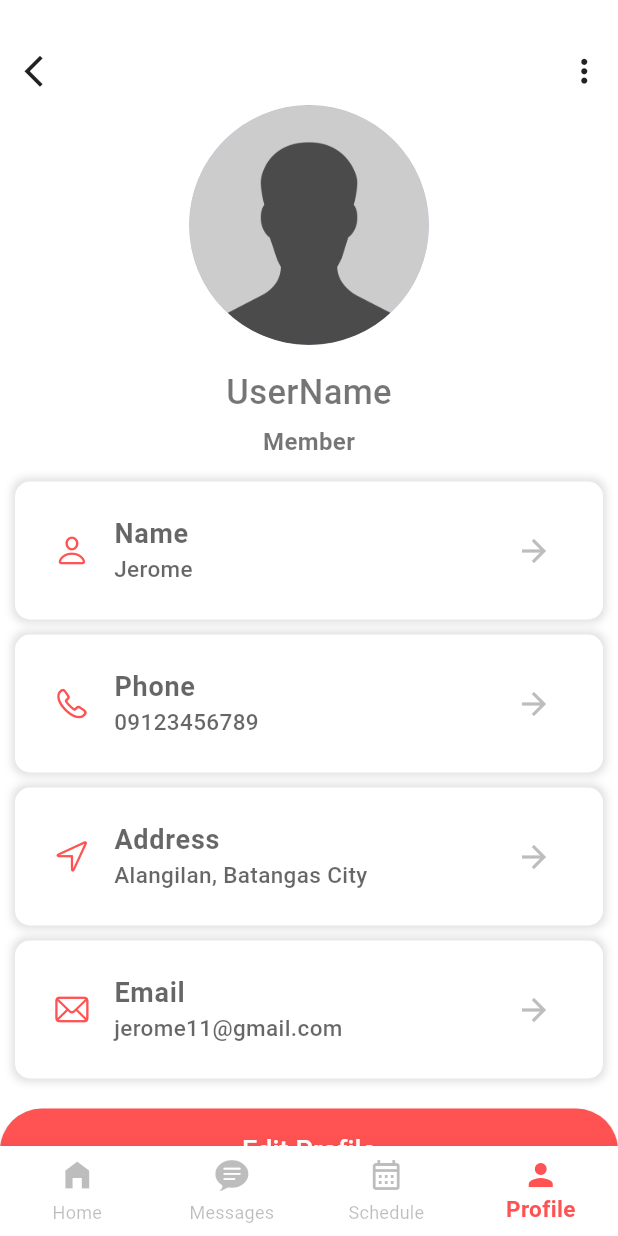
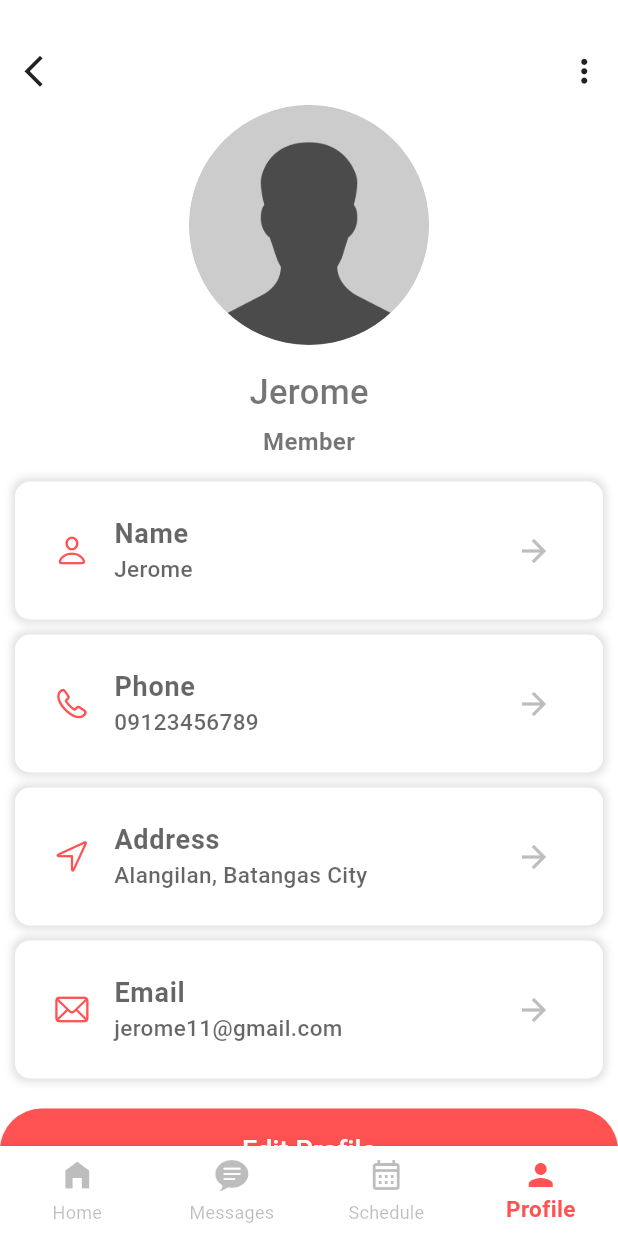
Before and after one commit to cyrlvldz/HASH, a Flutter app: the screen it shows after launch, item 4 of the bottom bar chosen, on a phone screen of 412 x 824 dp. Run offline on Flutter 3.47's test engine with Material 3 defaults, Android fonts, the phone set to English and light mode, and no system bars; our stand-ins replace material_design_icons_flutter.

Commit message:
Update profile_screen.dart

```diff
--- a/lib/profile_screen.dart
+++ b/lib/profile_screen.dart
@@ -51,7 +51,7 @@ class ProfileScreen extends StatelessWidget {
                   ),
                   SizedBox(height: 15),
                   Text(
-                    'UserName',
+                    'Jerome',
                     style: TextStyle(
                       fontSize: 23,
                       fontWeight: FontWeight.w500,
```
